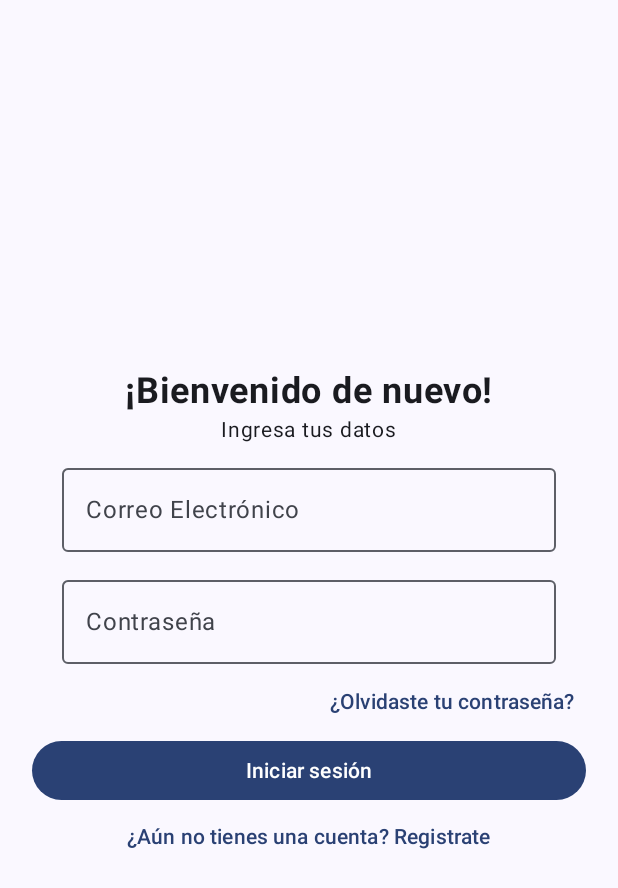
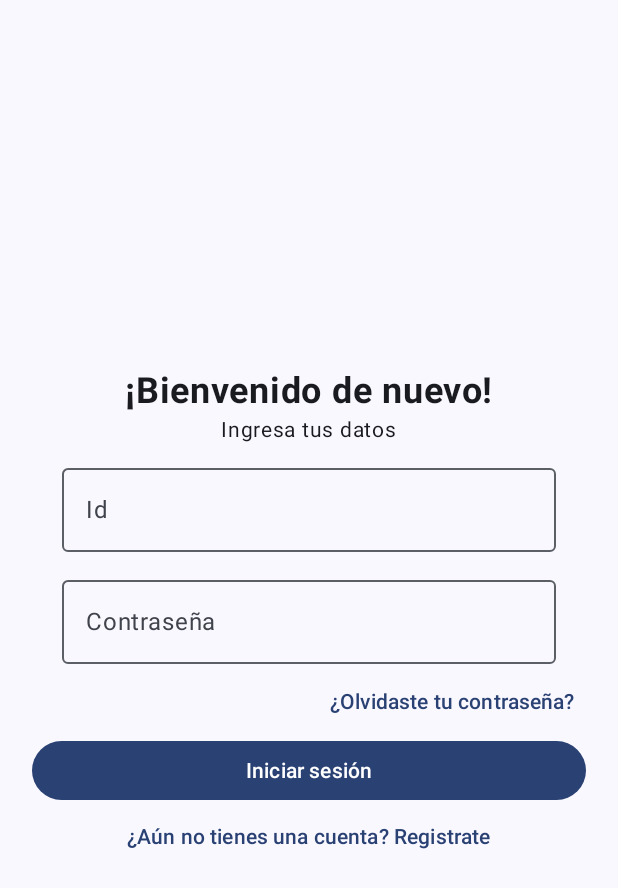
Before and after one commit to Maria-Villafuerte/Proyecto_1_GenioCo, an Android app built with Jetpack Compose: the screen it shows after launch (MainActivity), after a tap on "Iniciar sesión", on a phone screen of 412 x 824 dp. Shown: the top 888 px of the screen. Run offline under Robolectric (Android 15) with nearby library versions, the phone set to English and light mode, and no system bars.

Commit message:
cambios homescreen

```diff
--- a/Proyecto_1/app/src/main/java/com/example/proyecto_1/ui/login/view/login.kt
+++ b/Proyecto_1/app/src/main/java/com/example/proyecto_1/ui/login/view/login.kt
@@ -16,7 +16,7 @@ import com.example.proyecto_1.navigation.NavigationState
 @OptIn(ExperimentalMaterial3Api::class)
 @Composable
 fun LoginScreen(navController: NavController) {
-    var email by remember { mutableStateOf("") }
+    var id by remember { mutableStateOf("") }
     var password by remember { mutableStateOf("") }
 
     Column(
@@ -39,9 +39,9 @@ fun LoginScreen(navController: NavController) {
         )
 
         OutlinedTextField(
-            value = email,
-            onValueChange = { email = it },
-            label = { Text(stringResource(R.string.correo)) },
+            value = id,
+            onValueChange = { id = it },
+            label = { Text(stringResource(R.string.login_id)) },
             modifier = Modifier
                 .width(dimensionResource(R.dimen.width_textBox))
                 .padding(dimensionResource(R.dimen.padding_Xsmall))
@@ -60,7 +60,7 @@ fun LoginScreen(navController: NavController) {
                 .height(dimensionResource(R.dimen.height_textbutton)))
         {Text(stringResource(R.string.contra_1)) }
         Button(
-            onClick = {navController.navigate(route = "welcome_login/$email")},
+            onClick = {navController.navigate(route = "welcome_login/$id")},
             modifier = Modifier
                 .fillMaxWidth()
                 .height(dimensionResource(R.dimen.height_button))
--- a/Proyecto_1/app/src/main/java/com/example/proyecto_1/ui/register/view/register.kt
+++ b/Proyecto_1/app/src/main/java/com/example/proyecto_1/ui/register/view/register.kt
@@ -107,6 +107,8 @@ fun RegisterScreen(navController: NavController) {
                 if (usuario.name != "") {
                     realtime.addContact(usuario)
                     Toast.makeText(context, savedUsertext , Toast.LENGTH_SHORT).show()
+                    Toast.makeText(context, "Tu Id es: $userID", Toast.LENGTH_SHORT).show()
+
                     navController.navigate("welcome_login/$userID")
                 }
                 else {
--- a/Proyecto_1/app/src/main/res/values/strings.xml
+++ b/Proyecto_1/app/src/main/res/values/strings.xml
@@ -68,6 +68,8 @@
     <string name="Agregar_pregunta2">"Pregunta"</string>
     <string name="Agregar_pregunta3">"Respuesta correcta"</string>
     <string name="Agregar_pregunta4">"Respuesta"</string>
+    <string name="login_id">Id</string>
+
 
 
 </resources>
```
Also changed, not shown: 1 other file.
